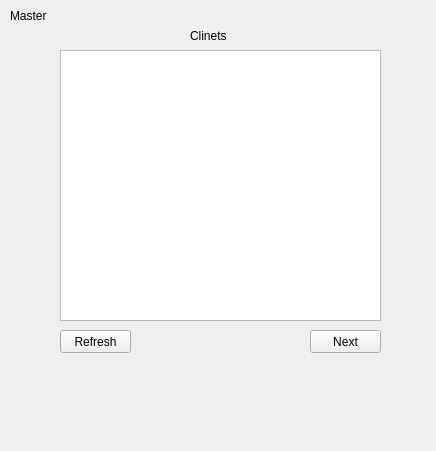
Old version of the form ds2.ui in the repository avnish1306/Split-Download.
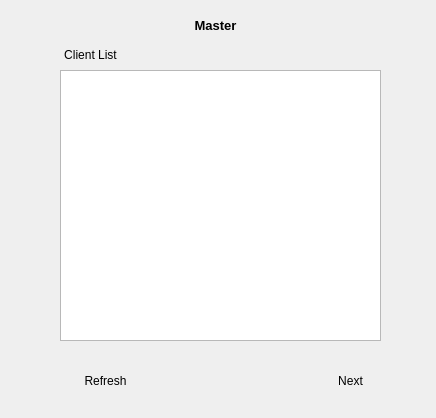
New version of the form. Icons and pictures are not drawn.

```diff
--- a/ds2.ui
+++ b/ds2.ui
@@ -7,7 +7,7 @@
     <x>0</x>
     <y>0</y>
     <width>436</width>
-    <height>451</height>
+    <height>418</height>
    </rect>
   </property>
   <property name="windowTitle">
@@ -17,8 +17,8 @@
    <property name="geometry">
     <rect>
      <x>10</x>
-     <y>0</y>
-     <width>51</width>
+     <y>10</y>
+     <width>411</width>
      <height>31</height>
     </rect>
    </property>
@@ -29,7 +29,7 @@
     </size>
    </property>
    <property name="text">
-    <string>Master</string>
+    <string>&lt;html&gt;&lt;head/&gt;&lt;body&gt;&lt;p align=&quot;center&quot;&gt;&lt;span style=&quot; font-size:10pt; font-weight:600;&quot;&gt;Master&lt;/span&gt;&lt;/p&gt;&lt;/body&gt;&lt;/html&gt;</string>
    </property>
    <property name="textFormat">
     <enum>Qt::AutoText</enum>
@@ -39,7 +39,7 @@
    <property name="geometry">
     <rect>
      <x>60</x>
-     <y>50</y>
+     <y>70</y>
      <width>321</width>
      <height>271</height>
     </rect>
@@ -49,34 +49,63 @@
    <property name="geometry">
     <rect>
      <x>60</x>
-     <y>330</y>
-     <width>71</width>
-     <height>23</height>
+     <y>360</y>
+     <width>91</width>
+     <height>41</height>
     </rect>
    </property>
    <property name="text">
     <string>Refresh</string>
    </property>
+   <property name="icon">
+    <iconset>
+     <normaloff>icons/refresh.png</normaloff>icons/refresh.png</iconset>
+   </property>
+   <property name="iconSize">
+    <size>
+     <width>35</width>
+     <height>35</height>
+    </size>
+   </property>
+   <property name="checkable">
+    <bool>false</bool>
+   </property>
+   <property name="flat">
+    <bool>true</bool>
+   </property>
   </widget>
   <widget class="QPushButton" name="pushButton_2">
    <property name="geometry">
     <rect>
      <x>310</x>
-     <y>330</y>
-     <width>71</width>
-     <height>23</height>
+     <y>360</y>
+     <width>81</width>
+     <height>41</height>
     </rect>
    </property>
    <property name="text">
     <string>Next</string>
    </property>
+   <property name="icon">
+    <iconset>
+     <normaloff>icons/next.png</normaloff>icons/next.png</iconset>
+   </property>
+   <property name="iconSize">
+    <size>
+     <width>35</width>
+     <height>35</height>
+    </size>
+   </property>
+   <property name="flat">
+    <bool>true</bool>
+   </property>
   </widget>
   <widget class="QLabel" name="label_2">
    <property name="geometry">
     <rect>
-     <x>190</x>
-     <y>20</y>
-     <width>51</width>
+     <x>50</x>
+     <y>40</y>
+     <width>81</width>
      <height>31</height>
     </rect>
    </property>
@@ -87,7 +116,7 @@
     </size>
    </property>
    <property name="text">
-    <string>Clinets</string>
+    <string>&lt;html&gt;&lt;head/&gt;&lt;body&gt;&lt;p align=&quot;center&quot;&gt;&lt;span style=&quot; font-size:9pt;&quot;&gt;Client List&lt;/span&gt;&lt;/p&gt;&lt;/body&gt;&lt;/html&gt;</string>
    </property>
    <property name="textFormat">
     <enum>Qt::AutoText</enum>
```
Left out of the diff: 6 changed lines with no effect on the pictures.
